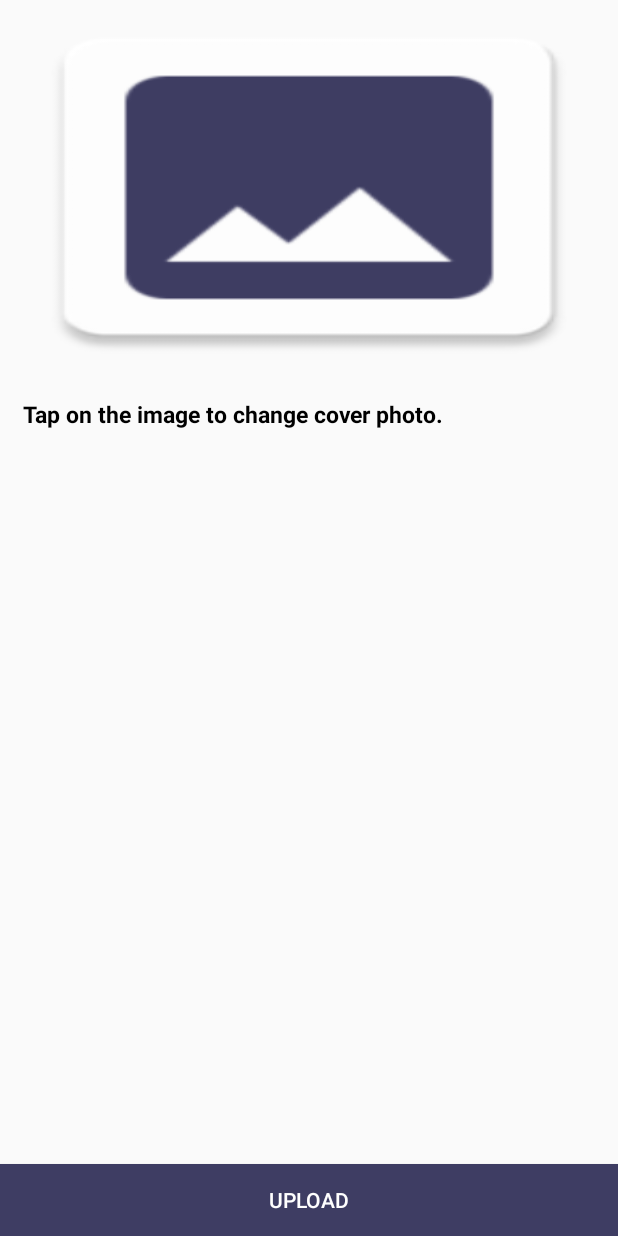
After one commit to integralsathulkrishna/InLens_after_release, an Android app: the layout activity_cover_edit.xml on its own in the app's theme, with its tools: preview values and no code run, on a phone screen of 412 x 824 dp. The commit adds this screen. Run offline under Robolectric (Android 15) with nearby library versions, the phone set to English and light mode, and no system bars; Roboto replaces fonts that are not available here.

Commit message:
COMPLETED FIRST UPDATE!!!

```diff
--- /dev/null
+++ b/app/src/main/res/drawable/ic_account_200dp.xml
@@ -0,0 +1,5 @@
+<vector android:height="200dp" android:tint="#3E3D63"
+    android:viewportHeight="24.0" android:viewportWidth="24.0"
+    android:width="200dp" xmlns:android="http://schemas.android.com/apk/res/android">
+    <path android:fillColor="#FF000000" android:pathData="M12,2C6.48,2 2,6.48 2,12s4.48,10 10,10 10,-4.48 10,-10S17.52,2 12,2zM12,5c1.66,0 3,1.34 3,3s-1.34,3 -3,3 -3,-1.34 -3,-3 1.34,-3 3,-3zM12,19.2c-2.5,0 -4.71,-1.28 -6,-3.22 0.03,-1.99 4,-3.08 6,-3.08 1.99,0 5.97,1.09 6,3.08 -1.29,1.94 -3.5,3.22 -6,3.22z"/>
+</vector>
--- /dev/null
+++ b/app/src/main/res/drawable/ic_account_circle.xml
@@ -0,0 +1,5 @@
+<vector android:height="50dp" android:tint="#3E3D63"
+    android:viewportHeight="24.0" android:viewportWidth="24.0"
+    android:width="50dp" xmlns:android="http://schemas.android.com/apk/res/android">
+    <path android:fillColor="#FF000000" android:pathData="M12,2C6.48,2 2,6.48 2,12s4.48,10 10,10 10,-4.48 10,-10S17.52,2 12,2zM12,5c1.66,0 3,1.34 3,3s-1.34,3 -3,3 -3,-1.34 -3,-3 1.34,-3 3,-3zM12,19.2c-2.5,0 -4.71,-1.28 -6,-3.22 0.03,-1.99 4,-3.08 6,-3.08 1.99,0 5.97,1.09 6,3.08 -1.29,1.94 -3.5,3.22 -6,3.22z"/>
+</vector>
--- a/app/src/main/res/layout/ac_cloud_album.xml
+++ b/app/src/main/res/layout/ac_cloud_album.xml
@@ -46,7 +46,7 @@
         android:background="@android:color/white"
         app:behavior_hideable="true"
         app:behavior_peekHeight="210dp"
-        app:elevation="4dp "
+        app:elevation="4dp"
         app:layout_behavior="@string/bottom_sheet_behavior">
 
         <Button
--- /dev/null
+++ b/app/src/main/res/layout/activity_cover_edit.xml
@@ -0,0 +1,57 @@
+<?xml version="1.0" encoding="utf-8"?>
+<RelativeLayout
+    xmlns:android="http://schemas.android.com/apk/res/android"
+    xmlns:app="http://schemas.android.com/apk/res-auto"
+    xmlns:tools="http://schemas.android.com/tools"
+    android:layout_width="match_parent"
+    android:layout_height="match_parent"
+    tools:context=".Activities.CoverEditActivity">
+
+    <ImageView
+        android:id="@+id/covereditimgview"
+        android:layout_width="match_parent"
+        android:layout_height="250dp"
+        android:layout_alignParentTop="true"
+        android:adjustViewBounds="true"
+        android:maxHeight="300dp"
+        android:scaleType="fitXY"
+        android:src="@drawable/image_avatar" />
+
+    <Button
+        android:id="@+id/uploadbtn"
+        android:layout_width="match_parent"
+        android:layout_height="wrap_content"
+        android:layout_alignParentBottom="true"
+        android:layout_centerHorizontal="true"
+        android:background="@color/colorPrimary"
+        android:padding="10dp"
+        android:text="Upload"
+        android:textColor="@android:color/white" />
+
+
+    <TextView
+        android:id="@+id/ptext"
+        android:layout_width="match_parent"
+        android:layout_height="wrap_content"
+        android:layout_below="@+id/horizontalprogressbar"
+        android:layout_alignParentStart="true"
+        android:layout_alignParentBottom="false"
+        android:layout_marginLeft="15dp"
+        android:layout_marginTop="15dp"
+        android:text="Tap on the image to change cover photo."
+        android:textColor="@android:color/black"
+        android:textColorLink="@android:color/black"
+        android:textSize="15sp"
+        android:textStyle="bold" />
+
+    <ProgressBar
+        android:layout_below="@id/covereditimgview"
+        android:id="@+id/horizontalprogressbar"
+        android:layout_width="match_parent"
+        android:layout_height="wrap_content"
+        android:indeterminate="true"
+        android:visibility="gone"
+        style="@style/Base.Widget.AppCompat.ProgressBar.Horizontal"/>
+
+
+</RelativeLayout>
```
Also changed, not shown: app/src/main/java/integrals/inlens/Activities/CoverEditActivity.java (added, +235 -0 lines), app/src/main/res/drawable/image_avatar.png (added), app/src/main/res/drawable/inlens_notification_.png (added), app/src/main/res/mipmap-hdpi/image_avatar.png (added), app/src/main/res/mipmap-mdpi/image_avatar.png (added), app/src/main/res/mipmap-xhdpi/image_avatar.png (added), app/src/main/res/mipmap-xxhdpi/image_avatar.png (added), app/src/main/res/mipmap-xxxhdpi/image_avatar.png (added).
